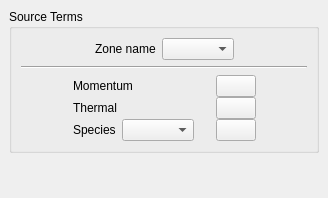
The window that gui/Pages/SourceTermsForm.ui (code-saturne/code_saturne) describes before a commit, drawn with Qt 5.
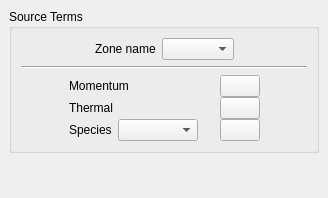
The same window after the commit. Icons and pictures are not drawn.

Commit message: Merge rev. 9552 from trunk (GUI readability for scalar source terms).

What changed in the file:
```diff
--- a/gui/Pages/SourceTermsForm.ui
+++ b/gui/Pages/SourceTermsForm.ui
@@ -151,7 +151,20 @@
            </widget>
           </item>
           <item>
-           <widget class="QComboBox" name="comboBoxSpecies"/>
+           <widget class="QComboBox" name="comboBoxSpecies">
+            <property name="sizePolicy">
+             <sizepolicy hsizetype="MinimumExpanding" vsizetype="Fixed">
+              <horstretch>0</horstretch>
+              <verstretch>0</verstretch>
+             </sizepolicy>
+            </property>
+            <property name="minimumSize">
+             <size>
+              <width>80</width>
+              <height>0</height>
+             </size>
+            </property>
+           </widget>
           </item>
           <item>
            <spacer>
```
